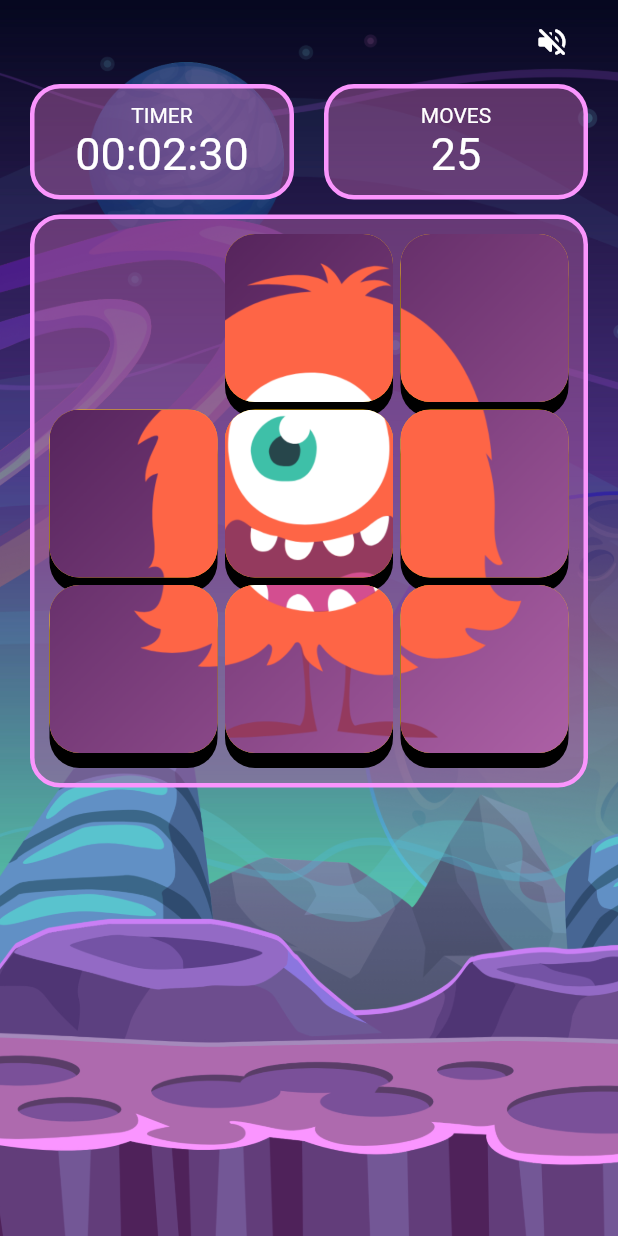
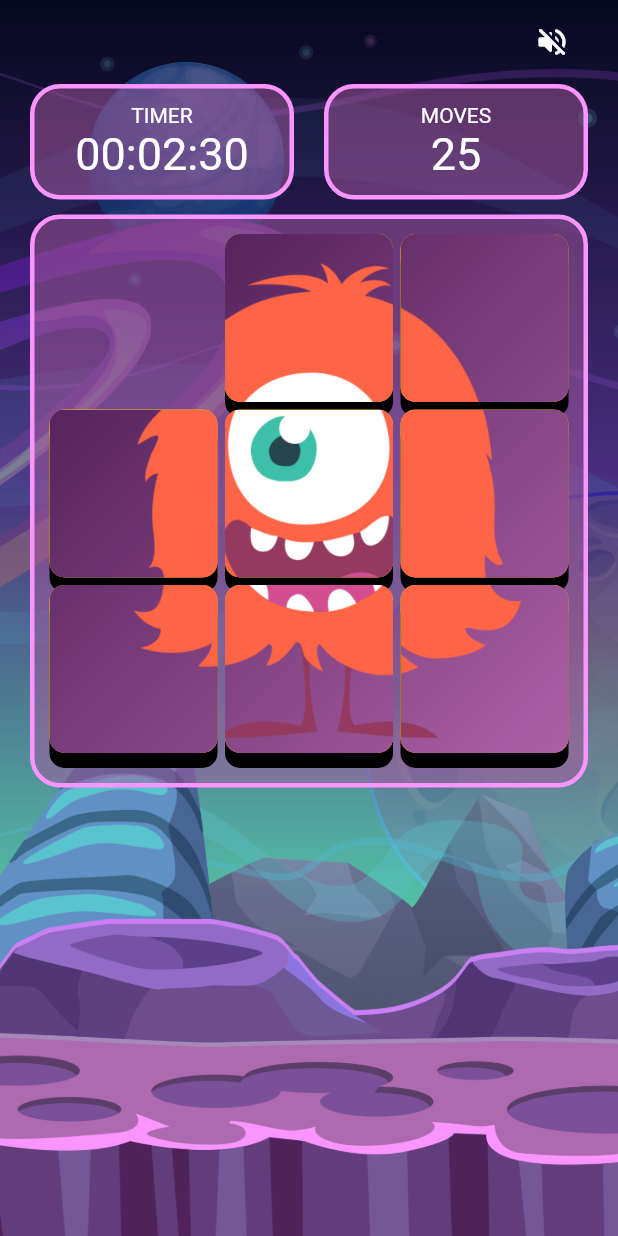
Before and after one commit to deus-magna/slide_puzzle_game, a Flutter app: the GameView screen opened by its route, on a phone screen of 412 x 824 dp. Run offline on Flutter 3.47's test engine with Material 2 defaults, Android fonts, the phone set to English and light mode, and no system bars; our stand-ins replace bloc; generated files the repository leaves out were written again.

Commit message:
trying to add animations

```diff
--- a/lib/core/router/routing.dart
+++ b/lib/core/router/routing.dart
@@ -1,10 +1,12 @@
 import 'package:flutter/widgets.dart';
 import 'package:slide_puzzle_game/presentation/views/difficulty_view.dart';
 import 'package:slide_puzzle_game/presentation/views/game_view.dart';
+import 'package:slide_puzzle_game/presentation/views/test_view.dart';
 
 Map<String, WidgetBuilder> getApplicationRoutes() {
   return <String, WidgetBuilder>{
     '/game': (BuildContext context) => const GameView(),
     '/difficult': (BuildContext context) => const DifficultyView(),
+    '/test': (BuildContext context) => TestView(),
   };
 }
--- a/lib/presentation/views/difficulty_view.dart
+++ b/lib/presentation/views/difficulty_view.dart
@@ -26,7 +26,7 @@ class DifficultyView extends StatelessWidget {
               crossAxisAlignment: CrossAxisAlignment.stretch,
               children: [
                 SpaceButton(
-                  onPressed: () => Navigator.of(context).pushNamed('/game'),
+                  onPressed: () => Navigator.of(context).pushNamed('/test'),
                   title: AppLocalizations.of(context).difficultEasy,
                   constraints: constraints,
                 ),
--- a/lib/presentation/views/game_view.dart
+++ b/lib/presentation/views/game_view.dart
@@ -112,6 +112,8 @@ class _PuzzleBoardState extends State<PuzzleBoard> {
 
   final random = [0, 2, 3, 1, 7, 8, 6, 4, 5];
 
+  AlignmentGeometry _alignment = Alignment.topCenter;
+
   List<Tile> mockTiles() {
     final tiles = <Tile>[];
     for (final index in numbers) {
@@ -143,9 +145,14 @@ class _PuzzleBoardState extends State<PuzzleBoard> {
         itemCount: numbers.length,
         itemBuilder: (context, index) {
           return numbers[index] != 0
-              ? BoardTile(
-                  tile: tiles[index],
-                  onPressed: () => clickGrid(index),
+              ? AnimatedAlign(
+                  alignment: _alignment,
+                  duration: const Duration(seconds: 1),
+                  curve: Curves.easeInOut,
+                  child: BoardTile(
+                    tile: tiles[index],
+                    onPressed: () => clickGrid(index),
+                  ),
                 )
               : const SizedBox.shrink();
         },
@@ -160,8 +167,9 @@ class _PuzzleBoardState extends State<PuzzleBoard> {
         (index + 3 < 9 && numbers[index + 3] == 0)) {
       setState(() {
         // move++;
-        numbers[numbers.indexOf(0)] = numbers[index];
-        numbers[index] = 0;
+        // numbers[numbers.indexOf(0)] = numbers[index];
+        // numbers[index] = 0;
+        _alignment = Alignment.bottomCenter;
       });
     }
     // checkWin();
@@ -184,12 +192,12 @@ class BoardTile extends StatelessWidget {
       onPressed: onPressed,
       child: Container(
         decoration: BoxDecoration(
-          borderRadius: BorderRadius.circular(20),
+          borderRadius: BorderRadius.circular(10),
           color: Colors.amber,
           boxShadow: const [BoxShadow(offset: Offset(0, 10))],
         ),
         child: ClipRRect(
-          borderRadius: BorderRadius.circular(20),
+          borderRadius: BorderRadius.circular(10),
           child: Image(
             image: AssetImage(tile.source),
             fit: BoxFit.cover,
```
Also changed, not shown: lib/presentation/views/test_view.dart (added, +65 -0 lines).
